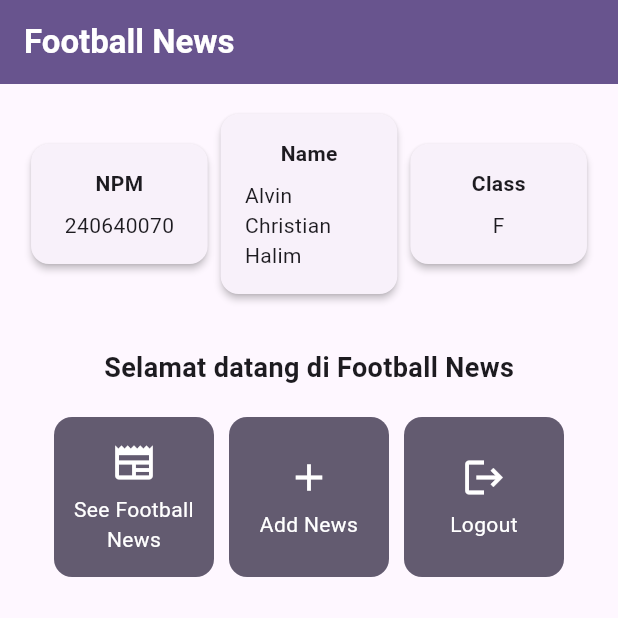
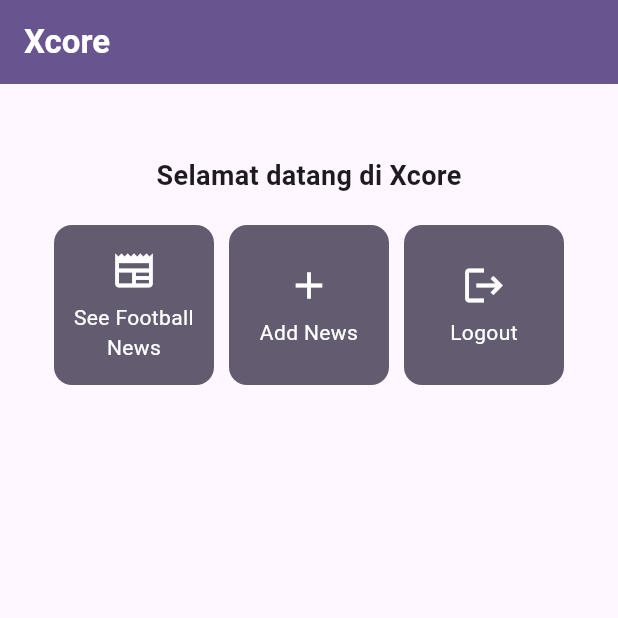
Before and after one commit to pbp-kelompok-10/xcore-mobile, a Flutter app: the screen it shows after launch, on a phone screen of 412 x 824 dp, the top half of it. Run offline on Flutter 3.47's test engine with Material 3 defaults, Android fonts, the light colour scheme and no system bars.

Commit message:
change brand

```diff
--- a/xcore_mobile/lib/screens/menu.dart
+++ b/xcore_mobile/lib/screens/menu.dart
@@ -2,10 +2,6 @@ import 'package:flutter/material.dart';
 
 class MyHomePage extends StatelessWidget {
     MyHomePage({super.key});
-    final String nama = "Alvin Christian Halim"; //nama
-    final String npm = "240640070"; //npm
-    final String kelas = "F"; //kelas
-
     final List<ItemHomepage> items = [
     ItemHomepage("See Football News", Icons.newspaper),
     ItemHomepage("Add News", Icons.add),
@@ -20,7 +16,7 @@ class MyHomePage extends StatelessWidget {
       appBar: AppBar(
         // Judul aplikasi "Football News" dengan teks putih dan tebal.
         title: const Text(
-          'Football News',
+          'Xcore',
           style: TextStyle(
             color: Colors.white,
             fontWeight: FontWeight.bold,
@@ -37,15 +33,6 @@ class MyHomePage extends StatelessWidget {
           crossAxisAlignment: CrossAxisAlignment.center,
           children: [
             // Row untuk menampilkan 3 InfoCard secara horizontal.
-            Row(
-              mainAxisAlignment: MainAxisAlignment.spaceEvenly,
-              children: [
-                InfoCard(title: 'NPM', content: npm),
-                InfoCard(title: 'Name', content: nama),
-                InfoCard(title: 'Class', content: kelas),
-              ],
-            ),
-
             // Memberikan jarak vertikal 16 unit.
             const SizedBox(height: 16.0),
 
@@ -59,7 +46,7 @@ class MyHomePage extends StatelessWidget {
                   const Padding(
                     padding: EdgeInsets.only(top: 16.0),
                     child: Text(
-                      'Selamat datang di Football News',
+                      'Selamat datang di Xcore',
                       style: TextStyle(
                         fontWeight: FontWeight.bold,
                         fontSize: 18.0,
```
